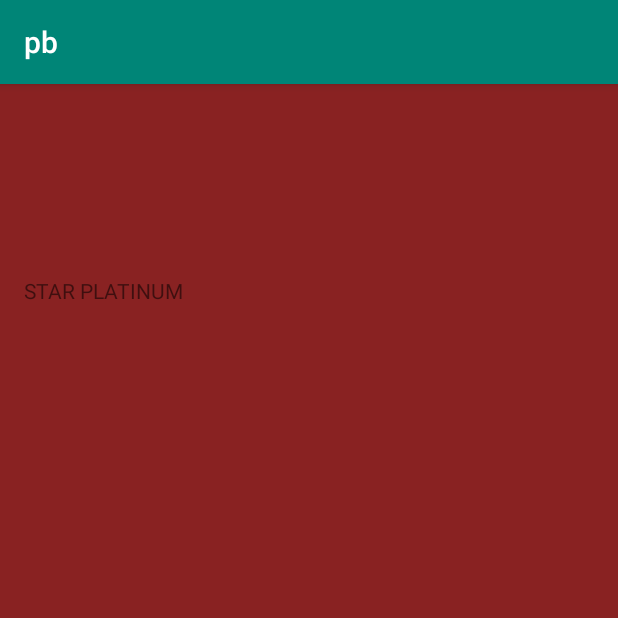
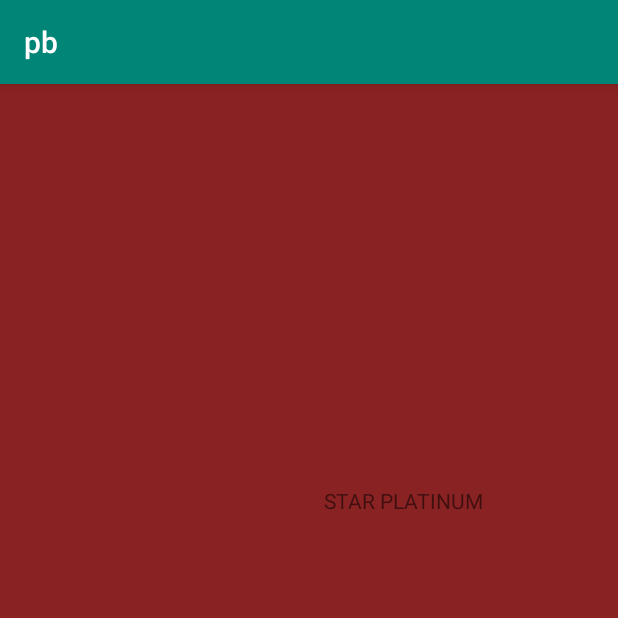
Before and after one commit to ILLUSIONack/Hro-Open-days-app, an Android app: the screen it shows after launch (MainActivity), on a phone screen of 412 x 824 dp, the top half of it. Run offline under Robolectric (Android 15) with nearby library versions, the light colour scheme and no system bars; 1 statement that could not run was skipped.

Commit message:
Review this

```diff
--- a/app/src/main/res/layout/activity_main.xml
+++ b/app/src/main/res/layout/activity_main.xml
@@ -11,8 +11,8 @@
         android:id="@+id/textView"
         android:layout_width="wrap_content"
         android:layout_height="wrap_content"
-        android:layout_marginStart="16dp"
-        android:layout_marginTop="128dp"
+        android:layout_marginStart="216dp"
+        android:layout_marginTop="268dp"
         android:text="STAR PLATINUM"
         app:layout_constraintStart_toStartOf="parent"
         app:layout_constraintTop_toTopOf="parent" />
```
